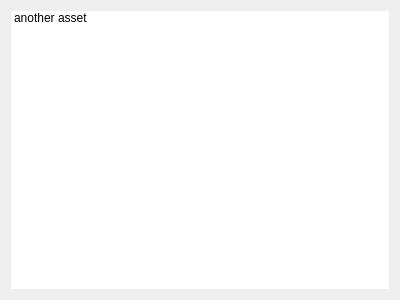
Old version of the form ui/windows/assetBrowser/forms/assetOutgoingView.ui in the repository david-cattermole/qt-learning.
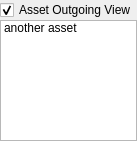
New version of the form.

Commit message: Changed UI sizes and orders (for user 'tab' presses). Removed 'type' filter combo box from file browser 'version selector'. Numerious UI changes to Asset Browser - overall shift of space used - tabs of asset details has been reorganised. Merged 'project / sequence / shot' combo boxes into a single widget for easier re-use.

Diff of the .ui file:
```diff
--- a/ui/windows/assetBrowser/forms/assetOutgoingView.ui
+++ b/ui/windows/assetBrowser/forms/assetOutgoingView.ui
@@ -6,18 +6,40 @@
    <rect>
     <x>0</x>
     <y>0</y>
-    <width>400</width>
-    <height>300</height>
+    <width>123</width>
+    <height>141</height>
    </rect>
   </property>
   <property name="windowTitle">
    <string>Form</string>
   </property>
   <layout class="QVBoxLayout" name="verticalLayout">
+   <property name="spacing">
+    <number>0</number>
+   </property>
+   <property name="margin">
+    <number>0</number>
+   </property>
+   <item>
+    <widget class="QCheckBox" name="checkBox">
+     <property name="text">
+      <string>Asset Outgoing View</string>
+     </property>
+     <property name="checked">
+      <bool>true</bool>
+     </property>
+    </widget>
+   </item>
    <item>
     <widget class="QListWidget" name="assetsListWidget">
+     <property name="sizePolicy">
+      <sizepolicy hsizetype="Preferred" vsizetype="Preferred">
+       <horstretch>0</horstretch>
+       <verstretch>0</verstretch>
+      </sizepolicy>
+     </property>
      <property name="frameShape">
-      <enum>QFrame::NoFrame</enum>
+      <enum>QFrame::StyledPanel</enum>
      </property>
      <property name="frameShadow">
       <enum>QFrame::Sunken</enum>
```
Left out of the diff: 19 changed lines with no effect on the pictures. The commit also changes 20 other files.
